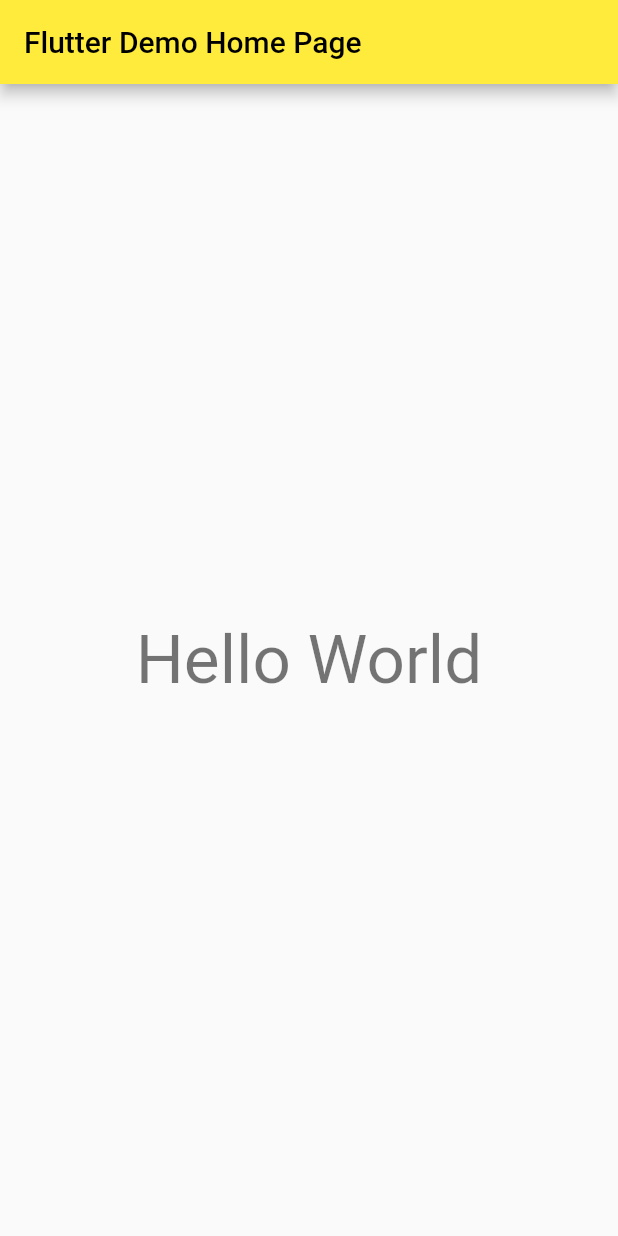
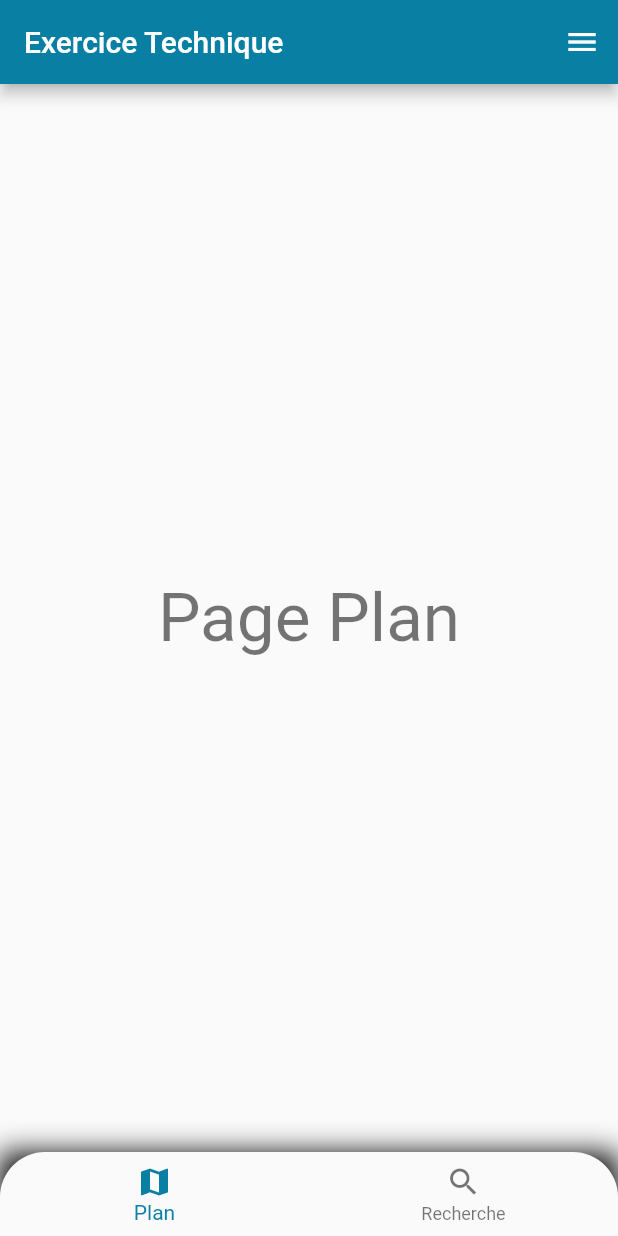
Before and after one commit to Juwoth/beapp_test, a Flutter app: the screen it shows after launch, on a phone screen of 412 x 824 dp. Run offline on Flutter 3.47's test engine with Material 2 defaults, Android fonts, the phone set to English and light mode, and no system bars.

Commit message:
[Feat] Added a map and search placeholders pages

```diff
--- a/lib/main.dart
+++ b/lib/main.dart
@@ -1,4 +1,7 @@
+import 'package:beapp_exercice/presentation/pages/home.dart';
+import 'package:beapp_exercice/presentation/pages/search.dart';
 import 'package:flutter/material.dart';
+import 'package:flutter/services.dart';
 
 void main() {
   runApp(const MyApp());
@@ -10,12 +13,26 @@ class MyApp extends StatelessWidget {
   @override
   Widget build(BuildContext context) {
     return MaterialApp(
+      debugShowCheckedModeBanner: false,
       title: 'Flutter Demo',
       theme: ThemeData(
-
-        primarySwatch: Colors.yellow,
+        primarySwatch: const MaterialColor(
+          0xFF087FA3,
+          <int, Color>{
+            50: Color(0xFF087FA3),
+            100: Color(0xFF087FA3),
+            200: Color(0xFF087FA3),
+            300: Color(0xFF087FA3),
+            400: Color(0xFF087FA3),
+            500: Color(0xFF087FA3),
+            600: Color(0xFF087FA3),
+            700: Color(0xFF087FA3),
+            800: Color(0xFF087FA3),
+            900: Color(0xFF087FA3),
+          },
+        ),
       ),
-      home: const MyHomePage(title: 'Flutter Demo Home Page'),
+      home: const MyHomePage(title: 'Exercice Technique'),
     );
   }
 }
@@ -30,29 +47,64 @@ class MyHomePage extends StatefulWidget {
 }
 
 class _MyHomePageState extends State<MyHomePage> {
-  int _counter = 0;
+  final globalKey = GlobalKey<ScaffoldState>();
+  final screens = [const Home(), const Search()];
+  int _selectedIndex = 0;
 
-  void _incrementCounter() {
+  void _onItemTapped(int index) {
     setState(() {
-      _counter++;
+      _selectedIndex = index;
     });
   }
 
   @override
   Widget build(BuildContext context) {
     return Scaffold(
+      key: globalKey,
+      endDrawer: const Drawer(
+        elevation: 1.0,
+      ),
       appBar: AppBar(
         title: Text(widget.title),
       ),
-      body: Center(
-        child: Column(
-          mainAxisAlignment: MainAxisAlignment.center,
-          children: <Widget>[
-            Text(
-              'Hello World',
-              style: Theme.of(context).textTheme.headline3,
-            ),
+      body: IndexedStack(
+        index: _selectedIndex,
+        children: screens,
+      ),
+      bottomNavigationBar: Container(
+        decoration: const BoxDecoration(
+          boxShadow: <BoxShadow>[
+            BoxShadow(
+                color: Colors.black,
+                blurRadius: 15.0,
+                offset: Offset(0.0, 0.75))
           ],
+        ),
+        child: ClipRRect(
+          borderRadius: const BorderRadius.only(
+            topLeft: Radius.circular(30.0),
+            topRight: Radius.circular(30.0),
+          ),
+          child: BottomNavigationBar(
+            elevation: 10,
+            type: BottomNavigationBarType.fixed,
+            selectedItemColor: Color(0xFF087FA3),
+            items: const <BottomNavigationBarItem>[
+              BottomNavigationBarItem(
+                icon: Icon(Icons.map),
+                label: "Plan",
+              ),
+              BottomNavigationBarItem(
+                icon: Icon(Icons.search),
+                label: "Recherche",
+              ),
+            ],
+            currentIndex: _selectedIndex,
+            onTap: (value) {
+              _onItemTapped(value);
+              HapticFeedback.heavyImpact();
+            },
+          ),
         ),
       ),
     );
--- /dev/null
+++ b/lib/presentation/pages/home.dart
@@ -0,0 +1,27 @@
+import 'package:flutter/material.dart';
+
+class Home extends StatefulWidget{
+  const Home({Key? key}) : super(key: key);
+
+  @override
+  _HomeState createState() => _HomeState();
+}
+
+class _HomeState extends State<Home>{
+  @override
+  Widget build(BuildContext context) {
+    return Scaffold(
+      body: Center(
+        child: Column(
+          mainAxisAlignment: MainAxisAlignment.center,
+          children: <Widget>[
+            Text(
+              'Page Plan',
+              style: Theme.of(context).textTheme.headline3,
+            ),
+          ],
+        ),
+      ),
+    );
+  }
+}
--- /dev/null
+++ b/lib/presentation/pages/search.dart
@@ -0,0 +1,27 @@
+import 'package:flutter/material.dart';
+
+class Search extends StatefulWidget{
+  const Search({Key? key}) : super(key: key);
+
+  @override
+  _SearchState createState() => _SearchState();
+}
+
+class _SearchState extends State<Search>{
+  @override
+  Widget build(BuildContext context) {
+    return Scaffold(
+      body: Center(
+        child: Column(
+          mainAxisAlignment: MainAxisAlignment.center,
+          children: <Widget>[
+            Text(
+              'Page Recherche',
+              style: Theme.of(context).textTheme.headline3,
+            ),
+          ],
+        ),
+      ),
+    );
+  }
+}
```
